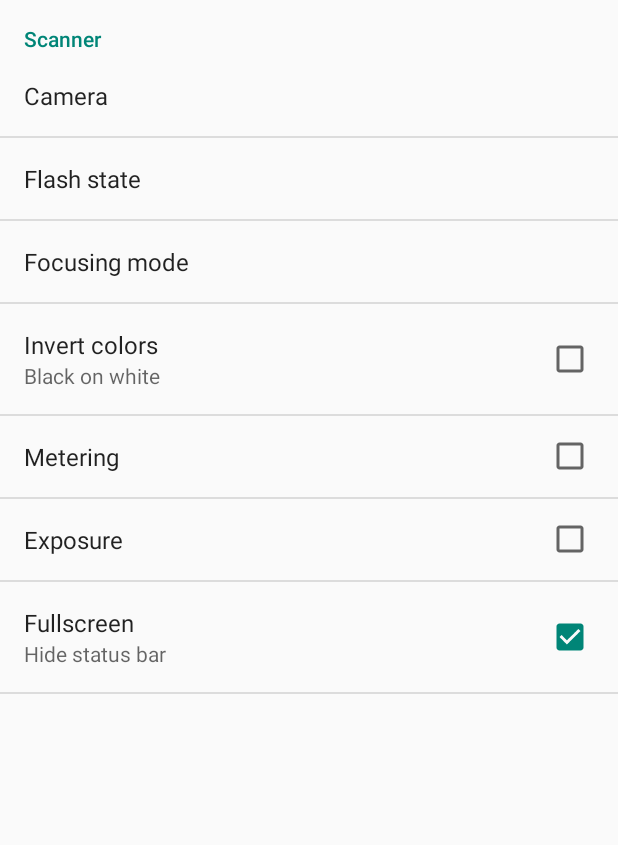
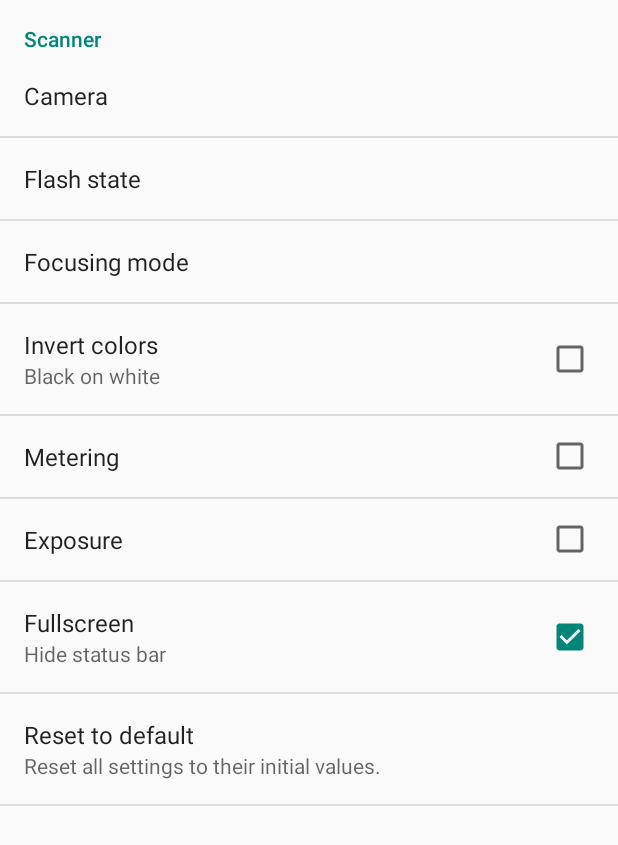
Before and after one commit to links234/BugKoops, an Android app: the SettingsActivity screen opened directly, with no data from a screen before it, on a phone screen of 412 x 824 dp. Shown: the top 845 px of the screen. Run offline under Robolectric (Android 15) with nearby library versions, the phone set to English and light mode, and no system bars.

Commit message:
Added reset to default settings

```diff
--- a/app/src/main/java/com/intel/bugkoops/MenuActivity.java
+++ b/app/src/main/java/com/intel/bugkoops/MenuActivity.java
@@ -1,9 +1,7 @@
 package com.intel.bugkoops;
 
 import android.content.Intent;
-import android.support.v4.view.MenuItemCompat;
 import android.support.v7.app.ActionBarActivity;
-import android.util.Log;
 import android.view.KeyEvent;
 import android.view.Menu;
 import android.view.MenuItem;
--- /dev/null
+++ b/app/src/main/java/com/intel/bugkoops/ResetPreferencesDialog.java
@@ -0,0 +1,38 @@
+package com.intel.bugkoops;
+
+import android.content.Context;
+import android.content.DialogInterface;
+import android.content.SharedPreferences;
+import android.preference.DialogPreference;
+import android.preference.PreferenceManager;
+import android.util.AttributeSet;
+
+public class ResetPreferencesDialog extends DialogPreference
+{
+    protected Context mContext;
+
+    public ResetPreferencesDialog(Context context, AttributeSet attrs)
+    {
+        super(context, attrs);
+
+        mContext = context;
+    }
+
+    @Override
+    public void onClick(DialogInterface dialog, int which)
+    {
+        super.onClick(dialog, which);
+
+        if(which == DialogInterface.BUTTON_POSITIVE)
+        {
+            SharedPreferences.Editor preferencesEditor = PreferenceManager.getDefaultSharedPreferences(mContext).edit();
+
+            preferencesEditor.clear();
+            PreferenceManager.setDefaultValues(mContext, R.xml.pref_general, true);
+
+            preferencesEditor.commit();
+
+            getOnPreferenceChangeListener().onPreferenceChange(this, true);
+        }
+    }
+}
--- a/app/src/main/java/com/intel/bugkoops/SettingsActivity.java
+++ b/app/src/main/java/com/intel/bugkoops/SettingsActivity.java
@@ -4,6 +4,7 @@ import android.annotation.TargetApi;
 import android.content.Intent;
 import android.os.Build;
 import android.os.Bundle;
+import android.preference.Preference;
 import android.preference.PreferenceActivity;
 
 public class SettingsActivity extends PreferenceActivity {
@@ -11,6 +12,23 @@ public class SettingsActivity extends PreferenceActivity {
     public void onCreate(Bundle savedInstanceState) {
         super.onCreate(savedInstanceState);
         addPreferencesFromResource(R.xml.pref_general);
+
+        Preference resetDialogPreference = getPreferenceScreen().findPreference(getString(R.string.pref_resettodefault_key));
+
+        final Intent startIntent = getIntent();
+
+        resetDialogPreference.setOnPreferenceChangeListener(new Preference.OnPreferenceChangeListener() {
+            @Override
+            public boolean onPreferenceChange(Preference preference, Object newValue) {
+                overridePendingTransition(0, 0);
+                startIntent.addFlags(Intent.FLAG_ACTIVITY_NO_ANIMATION);
+                finish();
+                overridePendingTransition(0, 0);
+                startActivity(startIntent);
+                return false;
+            }
+        });
+
     }
 
     @TargetApi(Build.VERSION_CODES.JELLY_BEAN)
--- a/app/src/main/res/layout/fragment_main.xml
+++ b/app/src/main/res/layout/fragment_main.xml
@@ -14,7 +14,7 @@
         android:layout_centerInParent="true"
         android:background="@color/none"
         android:gravity="center_vertical|center_horizontal"
-        android:text="Scan"
+        android:text="@string/scan"
         android:onClick="onScan"
         android:textSize="50sp"
         android:textColor="@color/bugkoops_light_blue" />
--- a/app/src/main/res/values/strings.xml
+++ b/app/src/main/res/values/strings.xml
@@ -71,4 +71,11 @@
     <string name="pref_fullscreen_key" translatable="false">fullscreen</string>
     <string name="pref_fullscreen_default" translatable="false">true</string>
 
+    <string name="pref_resettodefault_label_title">Reset to default</string>
+    <string name="pref_resettodefualt_label_summary">Reset all settings to their initial values.</string>
+    <string name="pref_resettodefault_label_message">Revert all values to their defaults?</string>
+    <string name="pref_resettodefault_label_negative">No</string>
+    <string name="pref_resettodefault_label_positive">Yes</string>
+    <string name="pref_resettodefault_key" translatable="false">resetToDefault</string>
+
 </resources>
--- a/app/src/main/res/xml/pref_general.xml
+++ b/app/src/main/res/xml/pref_general.xml
@@ -51,4 +51,14 @@
         android:summaryOff="@string/pref_fullscreen_summaryoff"
         android:summaryOn="@string/pref_fullscreen_summaryon" />
 
+    <com.intel.bugkoops.ResetPreferencesDialog
+        android:dialogMessage="@string/pref_resettodefault_label_message"
+        android:key="@string/pref_resettodefault_key"
+        android:negativeButtonText="@string/pref_resettodefault_label_negative"
+        android:persistent="false"
+        android:positiveButtonText="@string/pref_resettodefault_label_positive"
+        android:summary="@string/pref_resettodefualt_label_summary"
+        android:title="@string/pref_resettodefault_label_title" >
+    </com.intel.bugkoops.ResetPreferencesDialog>
+
 </PreferenceScreen>
```
